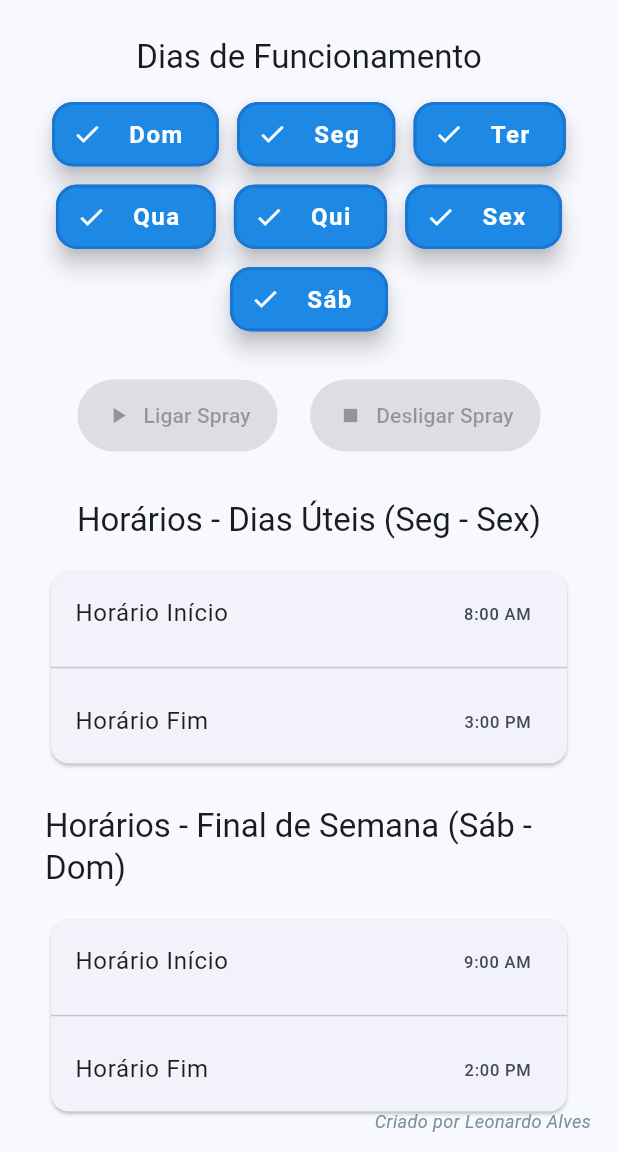
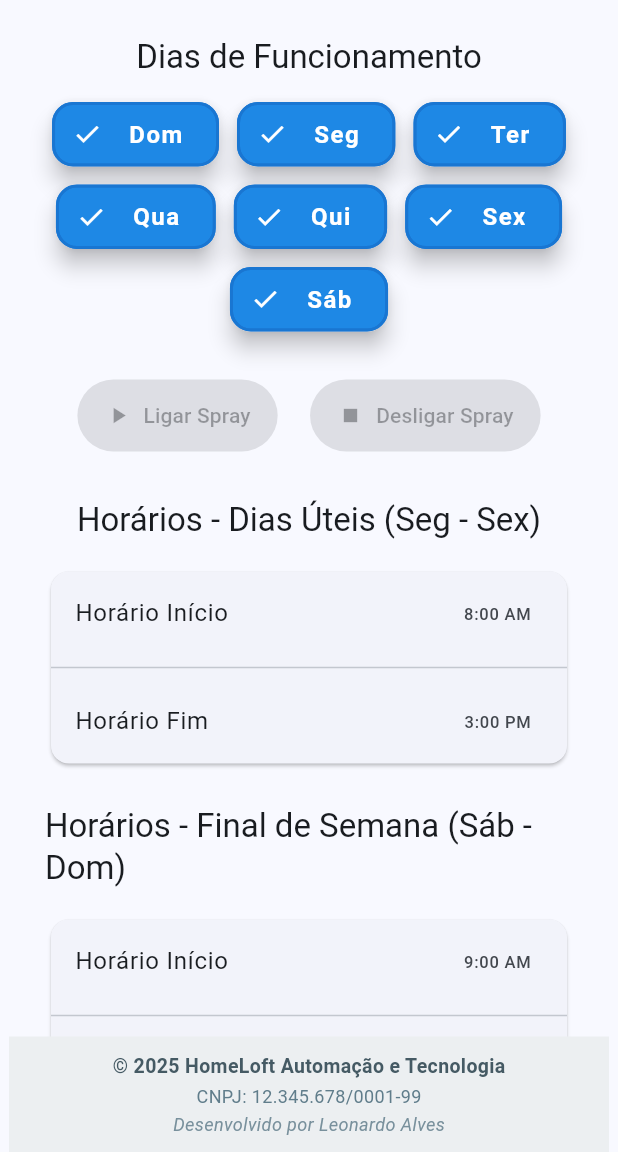
Before and after one commit to Leozinnh/aromatizador-finalizado, a Flutter app: the screen it shows after launch, on a phone screen of 412 x 824 dp, the part 84-1236 px from its top. Run offline on Flutter 3.47's test engine with Material 3 defaults, Android fonts, the phone set to English and light mode, and no system bars; our stand-ins replace flutter_blue_plus, location, permission_handler.

Commit message:
Update main.dart

```diff
--- a/lib/main.dart
+++ b/lib/main.dart
@@ -699,18 +699,44 @@ class _HomePageState extends State<HomePage> {
                 ),
               ),
             ),
+            // Footer fixo com copyright e dados da empresa
             Positioned(
               bottom: 0,
+              left: 0,
               right: 0,
-              child: Padding(
-                padding: EdgeInsets.only(right: 12, bottom: 12),
-                child: Text(
-                  'Criado por Leonardo Alves',
-                  style: TextStyle(
-                    fontSize: 12,
-                    color: Colors.blueGrey.shade400,
-                    fontStyle: FontStyle.italic,
-                  ),
+              child: Container(
+                width: double.infinity,
+                padding: const EdgeInsets.symmetric(vertical: 10, horizontal: 8),
+                color: Colors.blueGrey.shade50,
+                child: Column(
+                  mainAxisSize: MainAxisSize.min,
+                  children: [
+                    Text(
+                      '© 2025 HomeLoft Automação e Tecnologia',
+                      style: TextStyle(
+                        fontSize: 13,
+                        color: Colors.blueGrey.shade700,
+                        fontWeight: FontWeight.w600,
+                      ),
+                    ),
+                    SizedBox(height: 2),
+                    Text(
+                      'CNPJ: 12.345.678/0001-99',
+                      style: TextStyle(
+                        fontSize: 12,
+                        color: Colors.blueGrey.shade500,
+                      ),
+                    ),
+                    SizedBox(height: 2),
+                    Text(
+                      'Desenvolvido por Leonardo Alves',
+                      style: TextStyle(
+                        fontSize: 12,
+                        color: Colors.blueGrey.shade400,
+                        fontStyle: FontStyle.italic,
+                      ),
+                    ),
+                  ],
                 ),
               ),
             ),
```
